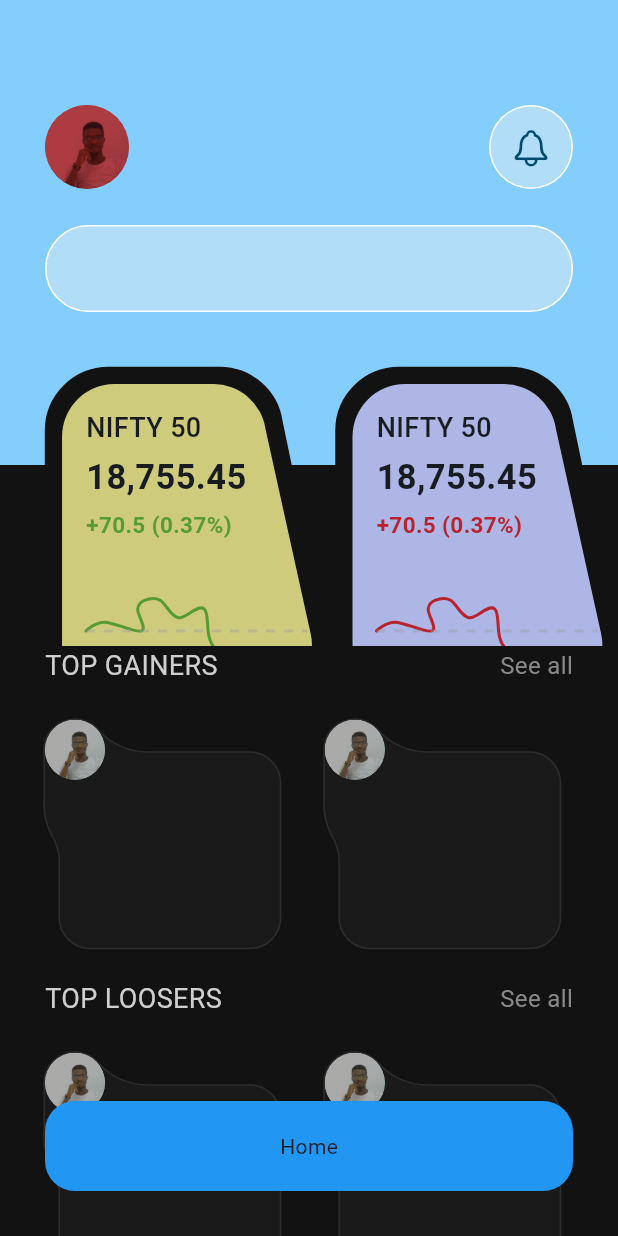
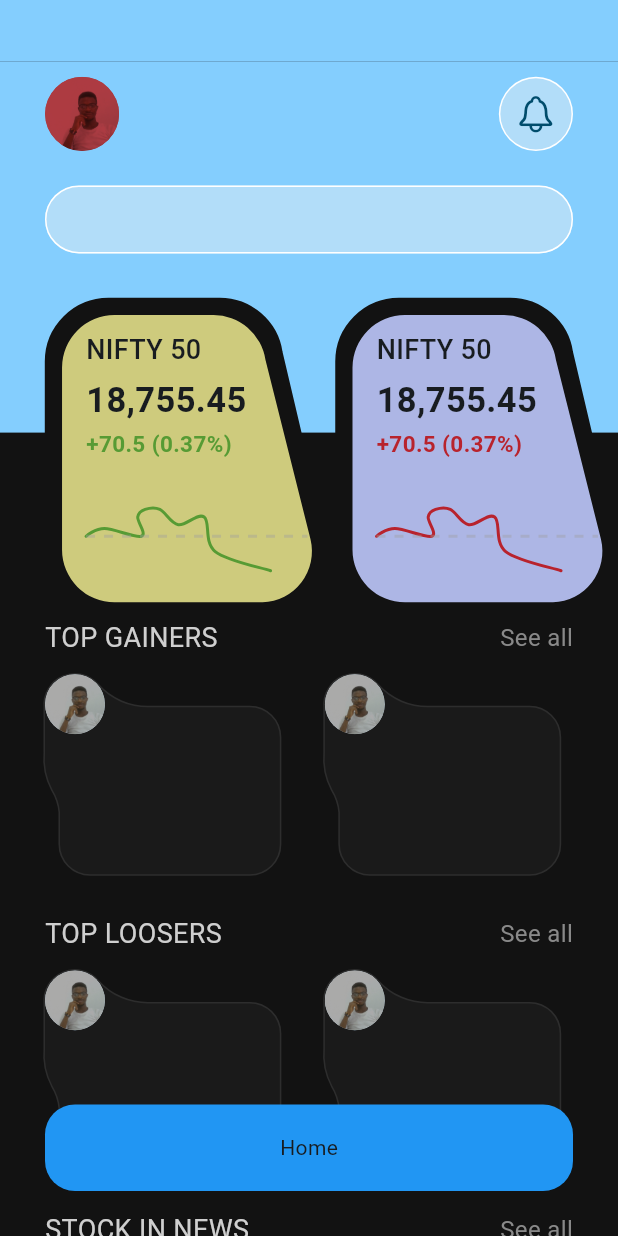
Before and after one commit to kenresoft/stockup_app, a Flutter app: the screen it shows after launch, on a phone screen of 412 x 824 dp. Run offline on Flutter 3.47's test engine with Material 3 defaults, Android fonts, the phone set to English and light mode, and no system bars; drawn by our look-alikes of fl_chart; missing offline and left inert: fontresoft.

Commit message:
Bug fixes and performance improvements

```diff
--- a/lib/home.dart
+++ b/lib/home.dart
@@ -15,6 +15,8 @@ class Home extends StatefulWidget {
 class _HomeState extends State<Home> {
   @override
   Widget build(BuildContext context) {
+    double width = MediaQuery.of(context).size.width;
+    double height = MediaQuery.of(context).size.height;
     return Scaffold(
       //appBar: AppBar(backgroundColor: const Color(0xff84CEFE), toolbarHeight: 0, scrolledUnderElevation: 0),
       backgroundColor: const Color(0xff121212),
@@ -25,37 +27,37 @@ class _HomeState extends State<Home> {
               children: [
                 Container(
                   color: const Color(0xff84CEFE),
-                  height: 60,
+                  height: height * .05,
                 ),
                 SizedBox(
-                  height: MediaQuery.of(context).size.height * .45,
+                  height: height * .45,
                   child: Stack(
                     children: [
                       /// Background
                       Positioned(
                         top: 0,
-                        height: 250,
-                        width: MediaQuery.of(context).size.width,
+                        height: height * .3,
+                        width: width,
                         child: Container(
                           color: const Color(0xff84CEFE),
-                          height: 200,
+                          //height: 200,
                         ),
                       ),
 
                       /// Toolbar
                       Positioned(
                         top: 10,
-                        width: MediaQuery.of(context).size.width,
-                        child: const Padding(
-                          padding: EdgeInsets.symmetric(horizontal: 30),
+                        width: width,
+                        child: Padding(
+                          padding: const EdgeInsets.symmetric(horizontal: 30),
                           child: Row(
                             mainAxisAlignment: MainAxisAlignment.spaceBetween,
                             children: [
                               ClipOval(
                                 child: CircleAvatar(
-                                  backgroundColor: Color(0xffAD3B42),
-                                  maxRadius: 28,
-                                  child: Image(
+                                  backgroundColor: const Color(0xffAD3B42),
+                                  maxRadius: height * .03,
+                                  child: const Image(
                                     image: ExactAssetImage('assets/images/profile.jpg'),
                                     fit: BoxFit.fitHeight,
                                     height: 60,
@@ -65,12 +67,12 @@ class _HomeState extends State<Home> {
                                 ),
                               ),
                               CircleAvatar(
-                                backgroundColor: Color(0xffffffff),
-                                maxRadius: 28,
+                                backgroundColor: const Color(0xffffffff),
+                                maxRadius: height * .03,
                                 child: CircleAvatar(
-                                  backgroundColor: Color(0xffB2DDF9),
-                                  maxRadius: 27,
-                                  child: Icon(CupertinoIcons.bell, size: 28),
+                                  backgroundColor: const Color(0xffB2DDF9),
+                                  maxRadius: (height * .03) - 1,
+                                  child: const Icon(CupertinoIcons.bell, size: 28),
                                 ),
                               ),
                             ],
@@ -80,8 +82,9 @@ class _HomeState extends State<Home> {
 
                       /// TextField
                       Positioned(
-                        width: MediaQuery.of(context).size.width,
-                        top: 90,
+                        width: width,
+                        top: (height * .2) / 2,
+                        height: height * .055,
                         child: Padding(
                           padding: const EdgeInsets.symmetric(horizontal: 30),
                           child: TextField(
@@ -104,10 +107,10 @@ class _HomeState extends State<Home> {
 
                       /// Dashboard Head
                       Positioned(
-                        width: MediaQuery.of(context).size.width + 50,
-                        top: 180,
+                        width: width + 50,
+                        top: height * .2,
                         // right: 5,
-                        height: 230,
+                        height: height * .23,
                         child: Padding(
                           padding: const EdgeInsets.symmetric(horizontal: 0 /*30*/),
                           child: Row(
@@ -218,8 +221,8 @@ class _HomeState extends State<Home> {
           /// Bottom Nav
           Positioned(
             bottom: 30,
-            height: 60,
-            width: MediaQuery.of(context).size.width,
+            height: height * .07,
+            width: width,
             child: Container(
               margin: const EdgeInsets.symmetric(horizontal: 30),
               decoration: BoxDecoration(color: Colors.blue, borderRadius: BorderRadius.circular(20)),
@@ -232,13 +235,16 @@ class _HomeState extends State<Home> {
   }
 
   Container buildBoardB(BuildContext context) {
+    double width = MediaQuery.of(context).size.width;
+    double height = MediaQuery.of(context).size.height;
+    debugPrint(height.toString());
     return Container(
-      margin: const EdgeInsets.symmetric(horizontal: 15, vertical: 23),
-      height: 150,
+      margin: EdgeInsets.symmetric(horizontal: 15, vertical: height * 0.014),
+      height: height * .18,
       child: Stack(
         children: [
           CustomPaint(
-            size: Size(MediaQuery.of(context).size.width * 0.38, 120),
+            size: Size(width * 0.38, height * 0.123),
             painter: const HomeClip2(Color(0xff1A1A1A)),
           ),
           const Positioned(
@@ -260,17 +266,20 @@ class _HomeState extends State<Home> {
     );
   }
 
-  CustomPaint buildBoardA(BuildContext context, Color bgColor, Color textColor, (String, String, String) text) {
+  Widget buildBoardA(BuildContext context, Color bgColor, Color textColor, (String, String, String) text) {
+    double width = MediaQuery.of(context).size.width;
+    double height = MediaQuery.of(context).size.height;
     return CustomPaint(
-      size: Size.fromWidth(MediaQuery.of(context).size.width * 0.48),
+      //size: Size.fromWidth(width * 0.48),
+      size: Size((width * 0.48).log, (height * .23).log),
       painter: HomeClip1(bgColor),
       child: SizedBox(
-        width: MediaQuery.of(context).size.width * .47,
-        height: MediaQuery.of(context).size.height * .25,
+        width: width * .47,
+        height: height * .23,
         child: Column(
           crossAxisAlignment: CrossAxisAlignment.start,
           children: [
-            const SizedBox(height: 18),
+            SizedBox(height: height * .015),
             const Padding(
               padding: EdgeInsets.symmetric(horizontal: 20, vertical: 2),
               child: Text('NIFTY 50', style: TextStyle(fontSize: 18, fontWeight: FontWeight.w500)),
@@ -283,7 +292,7 @@ class _HomeState extends State<Home> {
               ),
             ),
             Padding(
-              padding: const EdgeInsets.symmetric(horizontal: 20, vertical: 2),
+              padding: const EdgeInsets.symmetric(horizontal: 20, vertical: 0),
               child: Text(
                 '+70.5 (0.37%)',
                 style: TextStyle(fontSize: 15, color: textColor, fontWeight: FontWeight.w600),
@@ -291,7 +300,7 @@ class _HomeState extends State<Home> {
             ),
             Padding(
               padding: const EdgeInsets.only(right: 26, left: 20),
-              child: LinePlot(height: 85, color: textColor),
+              child: LinePlot(height: height * .09, color: textColor),
             ),
             //const SizedBox(height: 30),
           ],
@@ -300,3 +309,10 @@ class _HomeState extends State<Home> {
     );
   }
 }
+
+extension Log<T> on T {
+  T get log {
+    debugPrint(toString());
+    return this;
+  }
+}
```
